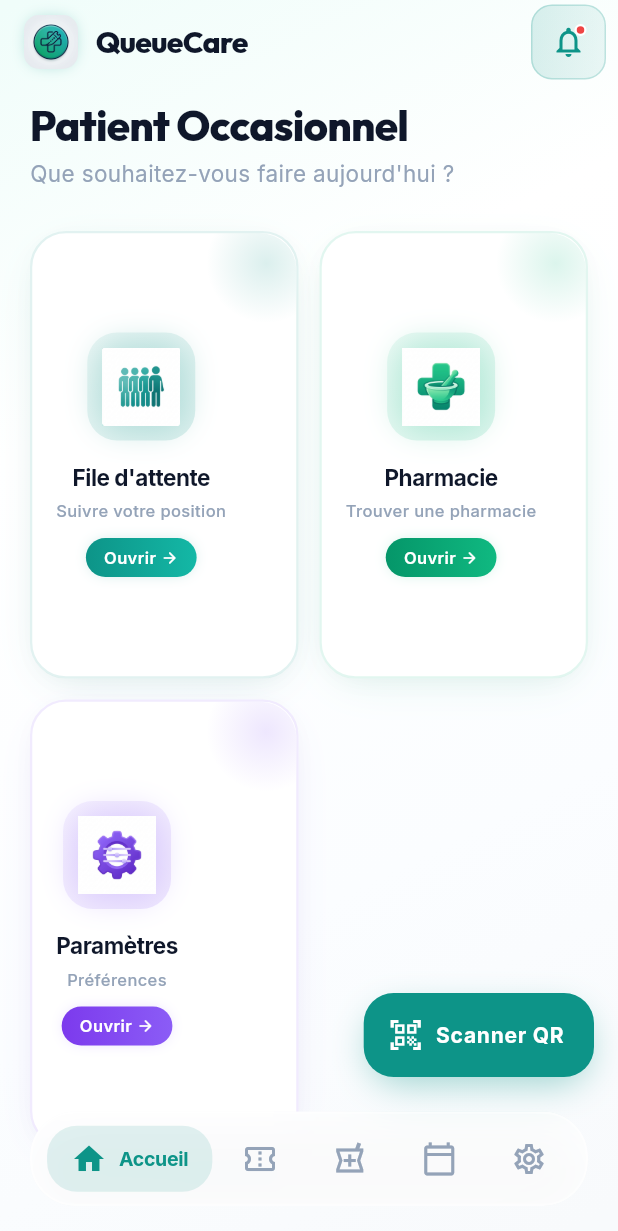
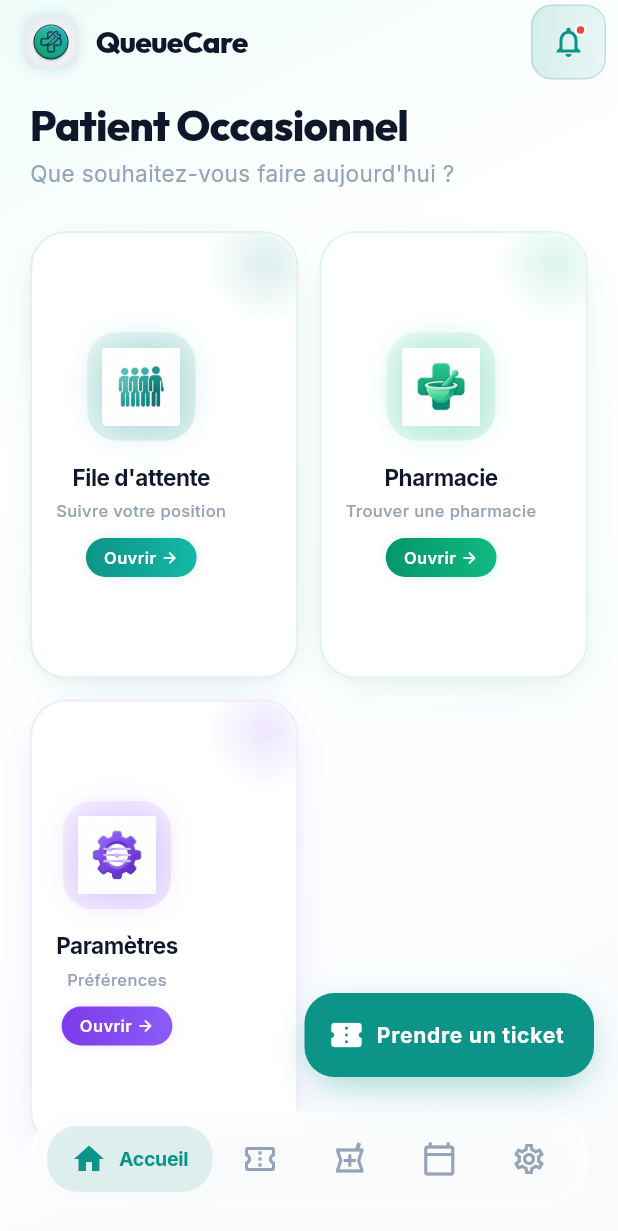
Before and after one commit to Routay/queuecare-patient, a Flutter app: the HomeScreen screen opened directly, on a phone screen of 412 x 824 dp. Shown: the top 1231 px of the screen. Run offline on Flutter 3.47's test engine with Material 3 defaults, Android fonts, the phone set to English and light mode, and no system bars; our stand-ins replace dio, flutter_bloc, flutter_local_notifications, flutter_map, flutter_tts, geolocator and 4 more; missing offline and left inert: universal_html; accounts and stored records are empty; network calls fail.

Commit message:
fix: update home screen FAB to use booking flow and add missing localization

```diff
--- a/lib/core/localization/app_localizations.dart
+++ b/lib/core/localization/app_localizations.dart
@@ -15,6 +15,7 @@
     'fr': {
       'app_title': 'QueueCare SN',
       'welcome': 'Bienvenue sur QueueCare',
+      'welcome_back': 'Bon retour',
       'regular_patient': 'Patient Régulier',
       'occasional_patient': 'Patient Occasionnel',
       'login': 'Se Connecter',
@@ -64,6 +65,7 @@
     'wo': {
       'app_title': 'QueueCare SN',
       'welcome': 'Dalal jamm ci QueueCare',
+      'welcome_back': 'Mbégté moo nu taxa dajeewat',
       'regular_patient': 'Kuy wër saafara saasë',
       'occasional_patient': 'Kuy wër saafara yenn say',
       'login': 'Dugu ci',
--- a/lib/features/home/home_screen.dart
+++ b/lib/features/home/home_screen.dart
@@ -5,6 +5,7 @@
 import 'package:queuecare_patient/core/theme/app_theme.dart';
 import 'package:queuecare_patient/core/widgets/glass_container.dart';
 import 'package:queuecare_patient/features/queue/queue_screen.dart';
+import 'package:queuecare_patient/features/queue/queue_booking_screen.dart';
 import 'package:queuecare_patient/features/pharmacy/pharmacy_screen.dart';
 import 'package:queuecare_patient/features/settings/settings_screen.dart';
 import 'package:queuecare_patient/features/appointments/appointments_screen.dart';
@@ -60,16 +61,17 @@
     super.dispose();
   }
 
-  void _showQRScanner(BuildContext context) {
-    QRScannerUtils.showQRScannerDialog(
+  void _takeTicket(BuildContext context) async {
+    final ticket = await Navigator.push(
       context,
-      onTicketScanned: (ticket) {
-        setState(() {
-          _queueScreen = QueueScreen(key: UniqueKey(), initialTicket: ticket);
-          _currentIndex = 1;
-        });
-      },
+      MaterialPageRoute(builder: (context) => const QueueBookingScreen()),
     );
+    if (ticket != null) {
+      setState(() {
+        _queueScreen = QueueScreen(key: UniqueKey(), initialTicket: ticket);
+        _currentIndex = 1;
+      });
+    }
   }
 
   Widget _buildDashboard() {
@@ -337,9 +339,9 @@
                 ],
               ),
               child: FloatingActionButton.extended(
-                onPressed: () => _showQRScanner(context),
-                icon: const Icon(Icons.qr_code_scanner, color: Colors.white),
-                label: const Text('Scanner QR', style: TextStyle(fontWeight: FontWeight.w700, letterSpacing: 0.5)),
+                onPressed: () => _takeTicket(context),
+                icon: const Icon(Icons.confirmation_number, color: Colors.white),
+                label: const Text('Prendre un ticket', style: TextStyle(fontWeight: FontWeight.w700, letterSpacing: 0.5)),
                 backgroundColor: AppTheme.primaryTeal,
                 elevation: 0,
                 shape: RoundedRectangleBorder(borderRadius: BorderRadius.circular(20)),
```
Also changed, not shown: 1 other file.
